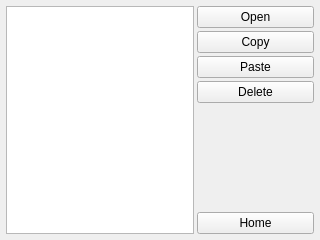
Above: ui/FileManagerWidget.ui from kipr/botui before the change. Below: the same form after it.
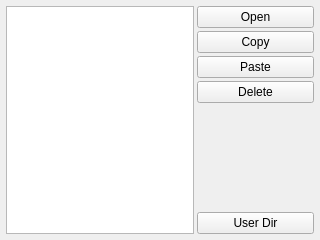
That is the form after the change. Icons and pictures are not drawn.

```diff
--- a/ui/FileManagerWidget.ui
+++ b/ui/FileManagerWidget.ui
@@ -91,7 +91,7 @@
      <item>
       <widget class="QPushButton" name="home">
        <property name="text">
-        <string>Home</string>
+        <string>User Dir</string>
        </property>
        <property name="icon">
         <iconset resource="../rc/icons.qrc">
```
